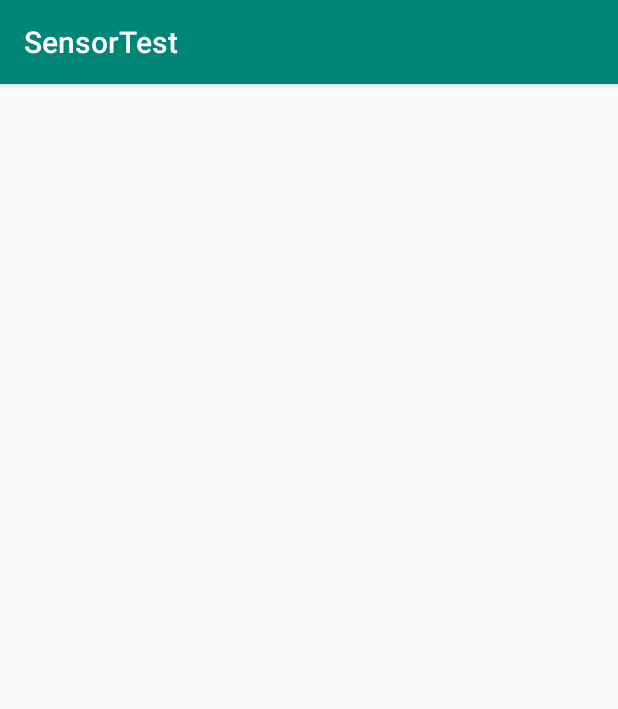
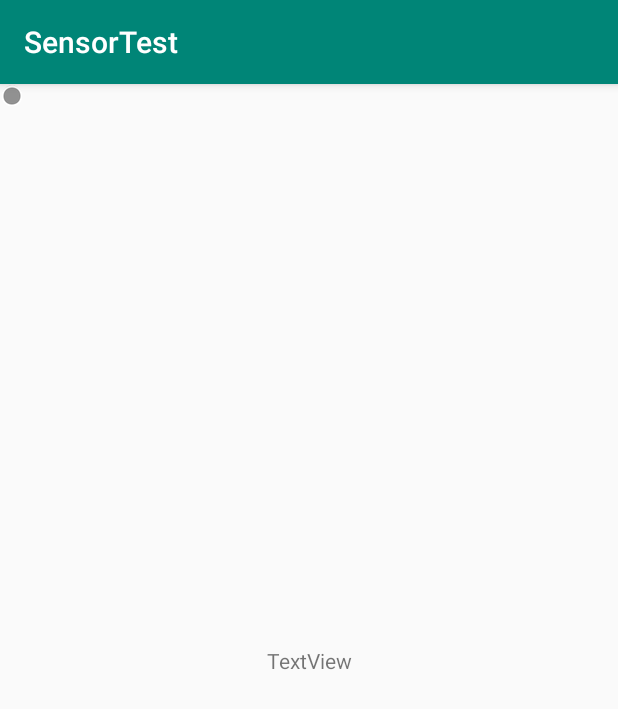
Before and after one commit to mu1664al-s/MAMN01-SensorTest, an Android app: the AccelerometerActivity screen opened directly, with no data from a screen before it, on a phone screen of 412 x 824 dp. Shown: the top 709 px of the screen. Run offline under Robolectric (Android 15) with nearby library versions, the phone set to English and light mode, and no system bars.

Commit message:
halfway trough the accelerometer

```diff
--- a/app/build.gradle
+++ b/app/build.gradle
@@ -25,4 +25,6 @@ dependencies {
     testImplementation 'junit:junit:4.12'
     androidTestImplementation 'androidx.test:runner:1.1.0-alpha4'
     androidTestImplementation 'androidx.test.espresso:espresso-core:3.1.0-alpha4'
+    implementation 'androidx.cardview:cardview:1.0.0'
+    implementation 'androidx.gridlayout:gridlayout:1.0.0'
 }
--- a/app/src/main/java/com/example/sensortest/AccelerometerActivity.java
+++ b/app/src/main/java/com/example/sensortest/AccelerometerActivity.java
@@ -1,14 +1,95 @@
 package com.example.sensortest;
 
-import androidx.appcompat.app.AppCompatActivity;
+        import androidx.appcompat.app.AppCompatActivity;
 
-import android.os.Bundle;
+        import android.app.AlertDialog;
+        import android.content.Context;
+        import android.content.DialogInterface;
+        import android.hardware.Sensor;
+        import android.hardware.SensorEvent;
+        import android.hardware.SensorEventListener;
+        import android.hardware.SensorManager;
+        import android.os.Bundle;
+        import android.os.Vibrator;
+        import android.widget.ImageView;
+        import android.widget.TextView;
 
-public class AccelerometerActivity extends AppCompatActivity {
+public class AccelerometerActivity extends AppCompatActivity implements SensorEventListener {
+
+    private TextView data_txt;
+    private ImageView pointer_img;
+    private SensorManager mSensorManager;
+    private Sensor mAccelerometer;
+    private boolean haveSensor = false;
+    private float[] mLastAccelerometer = new float[3];
+
+    private Vibrator haptic;
 
     @Override
     protected void onCreate(Bundle savedInstanceState) {
         super.onCreate(savedInstanceState);
         setContentView(R.layout.activity_accelerometer);
+
+        mSensorManager = (SensorManager) getSystemService(SENSOR_SERVICE);
+        pointer_img = (ImageView) findViewById(R.id.pointer_img);
+        data_txt = (TextView) findViewById(R.id.data_txt);
+        haptic = (Vibrator) getSystemService(Context.VIBRATOR_SERVICE);
+    }
+
+    @Override
+    public void onSensorChanged(SensorEvent event) {
+        if (event.sensor.getType() == Sensor.TYPE_ACCELEROMETER) {
+            System.arraycopy(event.values, 0, mLastAccelerometer, 0, event.values.length);
+
+            data_txt.setText("X: " + mLastAccelerometer[0] + "\n" + "Y: " + mLastAccelerometer[1] + "\n" + "Z: " + mLastAccelerometer[2]);
+
+            pointer_img.setX(mLastAccelerometer[0]);
+            pointer_img.setY(mLastAccelerometer[1]);
+        }
+    }
+
+    @Override
+    public void onAccuracyChanged(Sensor sensor, int accuracy) {
+
+    }
+
+    private void start() {
+        if (mSensorManager.getDefaultSensor(Sensor.TYPE_ACCELEROMETER) == null) {
+            //check for accelerometer and compass sensors
+            noSensorsAlert();
+        } else {    //register accelerometer and compass sensors
+            mAccelerometer = mSensorManager.getDefaultSensor(Sensor.TYPE_ACCELEROMETER);
+            haveSensor = mSensorManager.registerListener(this, mAccelerometer, SensorManager.SENSOR_DELAY_UI);
+        }
+    }
+
+    private void noSensorsAlert(){
+        AlertDialog.Builder alertDialog = new AlertDialog.Builder(this);
+        alertDialog.setMessage("Your device doesn't support a accelerometer.")
+                .setCancelable(false)
+                .setNegativeButton("Close",new DialogInterface.OnClickListener() {
+                    public void onClick(DialogInterface dialog, int id) {
+                        finish();
+                    }
+                });
+        alertDialog.show();
+    }
+
+    private void stop() {
+        if(haveSensor){
+            mSensorManager.unregisterListener(this, mAccelerometer);
+        }
+    }
+
+    @Override
+    protected void onPause() {
+        super.onPause();
+        stop();
+    }
+
+    @Override
+    protected void onResume() {
+        super.onResume();
+        start();
     }
 }
--- a/app/src/main/res/layout/activity_accelerometer.xml
+++ b/app/src/main/res/layout/activity_accelerometer.xml
@@ -6,4 +6,27 @@
     android:layout_height="match_parent"
     tools:context=".AccelerometerActivity">
 
+    <TextView
+        android:id="@+id/data_txt"
+        android:layout_width="wrap_content"
+        android:layout_height="wrap_content"
+        android:layout_marginStart="8dp"
+        android:layout_marginLeft="8dp"
+        android:layout_marginTop="8dp"
+        android:layout_marginEnd="8dp"
+        android:layout_marginRight="8dp"
+        android:layout_marginBottom="8dp"
+        android:text="TextView"
+        app:layout_constraintBottom_toBottomOf="parent"
+        app:layout_constraintEnd_toEndOf="parent"
+        app:layout_constraintStart_toStartOf="parent"
+        app:layout_constraintTop_toTopOf="parent" />
+
+    <ImageView
+        android:id="@+id/pointer_img"
+        android:layout_width="wrap_content"
+        android:layout_height="wrap_content"
+        app:srcCompat="@android:drawable/presence_invisible"
+        tools:layout_editor_absoluteX="141dp"
+        tools:layout_editor_absoluteY="176dp" />
 </androidx.constraintlayout.widget.ConstraintLayout>
```
